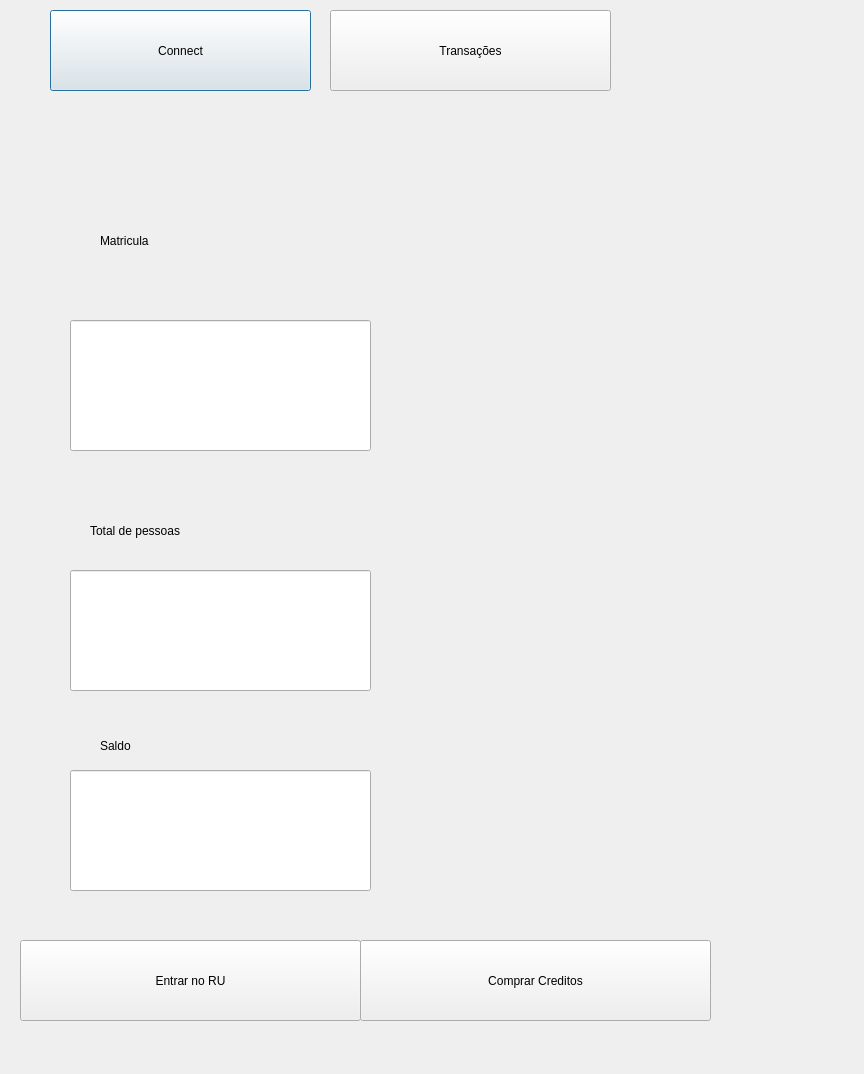
Above: smartphone_app/nextdialog.ui from EEL7323/chewbacca before the change. Below: the same form after it.
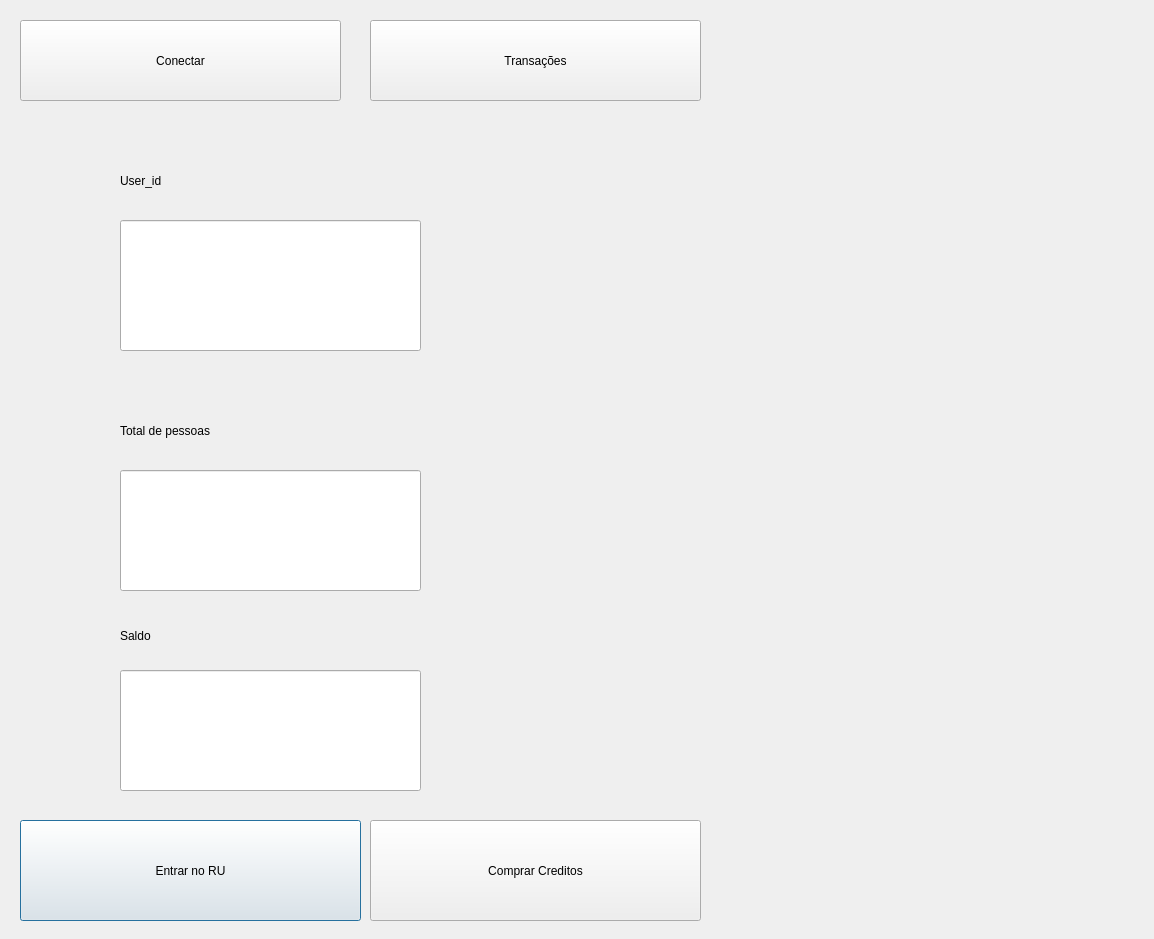
That is the form after the change.

What changed in the file:
```diff
--- a/smartphone_app/nextdialog.ui
+++ b/smartphone_app/nextdialog.ui
@@ -6,78 +6,32 @@
    <rect>
     <x>0</x>
     <y>0</y>
-    <width>864</width>
-    <height>1074</height>
+    <width>1154</width>
+    <height>939</height>
    </rect>
   </property>
   <property name="windowTitle">
    <string>Dialog</string>
   </property>
-  <widget class="QPushButton" name="pushButton">
+  <widget class="QPushButton" name="pushButton_4">
    <property name="geometry">
     <rect>
-     <x>50</x>
-     <y>10</y>
-     <width>261</width>
-     <height>81</height>
+     <x>20</x>
+     <y>820</y>
+     <width>341</width>
+     <height>101</height>
     </rect>
    </property>
    <property name="text">
-    <string>Connect</string>
-   </property>
-  </widget>
-  <widget class="QLabel" name="label_2">
-   <property name="geometry">
-    <rect>
-     <x>90</x>
-     <y>500</y>
-     <width>221</width>
-     <height>61</height>
-    </rect>
-   </property>
-   <property name="text">
-    <string>Total de pessoas</string>
-   </property>
-  </widget>
-  <widget class="QPushButton" name="pushButton_3">
-   <property name="geometry">
-    <rect>
-     <x>360</x>
-     <y>940</y>
-     <width>351</width>
-     <height>81</height>
-    </rect>
-   </property>
-   <property name="text">
-    <string>Comprar Creditos</string>
-   </property>
-  </widget>
-  <widget class="QLineEdit" name="Ent_pes">
-   <property name="geometry">
-    <rect>
-     <x>70</x>
-     <y>570</y>
-     <width>301</width>
-     <height>121</height>
-    </rect>
-   </property>
-  </widget>
-  <widget class="QLineEdit" name="Ent_sal">
-   <property name="geometry">
-    <rect>
-     <x>70</x>
-     <y>770</y>
-     <width>301</width>
-     <height>121</height>
-    </rect>
+    <string>Entrar no RU</string>
    </property>
   </widget>
   <widget class="QLabel" name="label_3">
    <property name="geometry">
     <rect>
-     <x>100</x>
-     <y>710</y>
-     <width>71</width>
+     <x>120</x>
+     <y>600</y>
+     <width>161</width>
      <height>71</height>
     </rect>
    </property>
@@ -85,35 +39,94 @@
     <string>Saldo</string>
    </property>
   </widget>
-  <widget class="QLineEdit" name="Ent_mat">
-   <property name="geometry">
-    <rect>
-     <x>70</x>
-     <y>320</y>
-     <width>301</width>
-     <height>131</height>
-    </rect>
-   </property>
-  </widget>
   <widget class="QLabel" name="label">
    <property name="geometry">
     <rect>
-     <x>100</x>
-     <y>210</y>
+     <x>120</x>
+     <y>150</y>
      <width>161</width>
      <height>61</height>
     </rect>
    </property>
    <property name="text">
-    <string>Matricula</string>
+    <string>User_id</string>
    </property>
   </widget>
-  <widget class="QPushButton" name="pushButton_2">
+  <widget class="QLineEdit" name="saldo">
    <property name="geometry">
     <rect>
-     <x>330</x>
-     <y>10</y>
-     <width>281</width>
+     <x>120</x>
+     <y>670</y>
+     <width>301</width>
+     <height>121</height>
+    </rect>
+   </property>
+  </widget>
+  <widget class="QLabel" name="label_2">
+   <property name="geometry">
+    <rect>
+     <x>120</x>
+     <y>400</y>
+     <width>301</width>
+     <height>61</height>
+    </rect>
+   </property>
+   <property name="text">
+    <string>Total de pessoas</string>
+   </property>
+  </widget>
+  <widget class="QLineEdit" name="matricula">
+   <property name="geometry">
+    <rect>
+     <x>120</x>
+     <y>220</y>
+     <width>301</width>
+     <height>131</height>
+    </rect>
+   </property>
+  </widget>
+  <widget class="QLineEdit" name="pessoas">
+   <property name="geometry">
+    <rect>
+     <x>120</x>
+     <y>470</y>
+     <width>301</width>
+     <height>121</height>
+    </rect>
+   </property>
+  </widget>
+  <widget class="QPushButton" name="pushButton_5">
+   <property name="geometry">
+    <rect>
+     <x>370</x>
+     <y>820</y>
+     <width>331</width>
+     <height>101</height>
+    </rect>
+   </property>
+   <property name="text">
+    <string>Comprar Creditos</string>
+   </property>
+  </widget>
+  <widget class="QPushButton" name="pushButton_6">
+   <property name="geometry">
+    <rect>
+     <x>20</x>
+     <y>20</y>
+     <width>321</width>
+     <height>81</height>
+    </rect>
+   </property>
+   <property name="text">
+    <string>Conectar</string>
+   </property>
+  </widget>
+  <widget class="QPushButton" name="pushButton_7">
+   <property name="geometry">
+    <rect>
+     <x>370</x>
+     <y>20</y>
+     <width>331</width>
      <height>81</height>
     </rect>
    </property>
@@ -121,19 +134,6 @@
     <string>Transações</string>
    </property>
   </widget>
-  <widget class="QPushButton" name="pushButton_4">
-   <property name="geometry">
-    <rect>
-     <x>20</x>
-     <y>940</y>
-     <width>341</width>
-     <height>81</height>
-    </rect>
-   </property>
-   <property name="text">
-    <string>Entrar no RU</string>
-   </property>
-  </widget>
  </widget>
  <resources/>
  <connections/>
```
